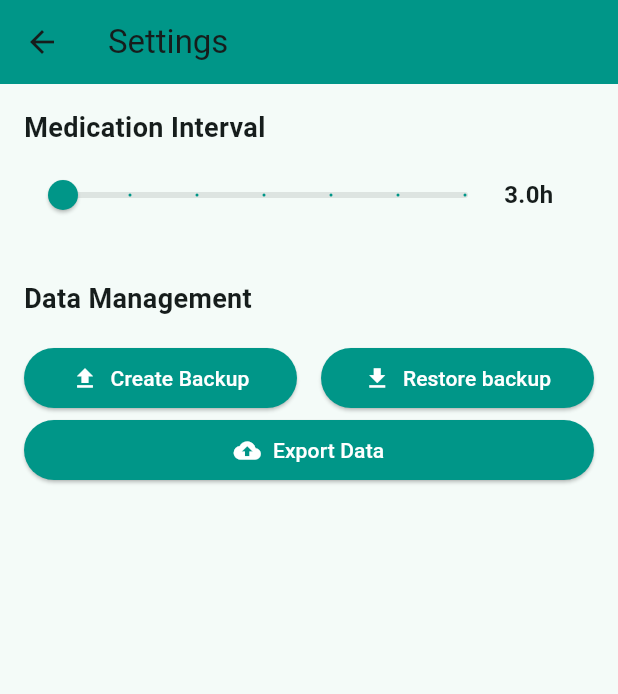
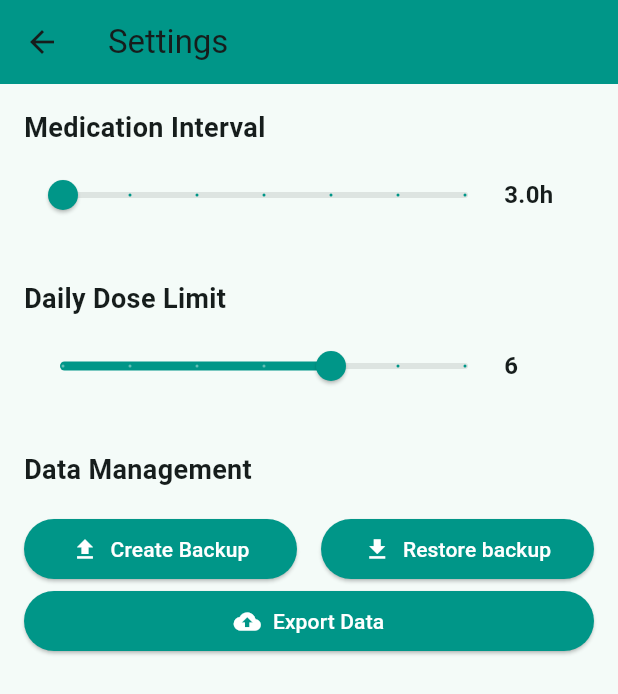
Before and after one commit to dojosgithub/mestinow, a Flutter app: the SettingsPage screen opened directly, on a phone screen of 412 x 824 dp. Shown: the top 694 px of the screen. Run offline on Flutter 3.47's test engine with Material 3 defaults, Android fonts, the phone set to English and light mode, and no system bars; our stand-ins replace file_picker, flutter_local_notifications, google_fonts, objectbox, percent_indicator, qr_flutter and 4 more; accounts and stored records are empty; generated files the repository leaves out were written again.

Commit message:
Fixes #72

```diff
--- a/lib/l10n/app_en.arb
+++ b/lib/l10n/app_en.arb
@@ -7,6 +7,8 @@
     "logDoseNow": "Log Dose Now",
     "tour": "Tour",
     "medicationInterval": "Medication Interval",
+    "dailyDoseLimit": "Daily Dose Limit",
+    "doses": "Doses",
     "lastDoseTime": "Last Dose Time",
     "language": "Language",
     "english": "English",
--- a/lib/l10n/app_es.arb
+++ b/lib/l10n/app_es.arb
@@ -7,6 +7,8 @@
     "logDoseNow": "Registrar Dosis",
     "tour": "Recorrido",
     "medicationInterval": "Intervalo de medicación",
+    "dailyDoseLimit": "Límite de Dosis Diaria",
+    "doses": "Dosis",
     "lastDoseTime": "Hora de la última dosis",
     "language": "Idioma",
     "english": "Inglés",
--- a/lib/pages/settings.dart
+++ b/lib/pages/settings.dart
@@ -20,14 +20,17 @@ class SettingsPage extends StatefulWidget {
 
 class _SettingsPageState extends State<SettingsPage> {
   static const String _intervalKey = 'mestinon_interval_hours';
+  static const String _dailyLimitKey = 'mestinon_daily_limit';
 
   late double _intervalHours;
+  late int _dailyLimit;
   late DatabaseService _db;
   late AppLocalizations l10n;
 
   @override
   void initState() {
     _intervalHours = 3.0;
+    _dailyLimit = 6;
     super.initState();
     _loadSettings();
   }
@@ -42,9 +45,11 @@ class _SettingsPageState extends State<SettingsPage> {
   Future<void> _loadSettings() async {
     final prefs = await SharedPreferences.getInstance();
     final interval = prefs.getDouble(_intervalKey) ?? 3.0;
+    final limit = prefs.getInt(_dailyLimitKey) ?? 6;
 
     setState(() {
       _intervalHours = interval;
+      _dailyLimit = limit;
     });
   }
 
@@ -53,6 +58,14 @@ class _SettingsPageState extends State<SettingsPage> {
     await prefs.setDouble(_intervalKey, hours);
     setState(() {
       _intervalHours = hours;
+    });
+  }
+
+  Future<void> _saveDailyLimit(int limit) async {
+    final prefs = await SharedPreferences.getInstance();
+    await prefs.setInt(_dailyLimitKey, limit);
+    setState(() {
+      _dailyLimit = limit;
     });
   }
 
@@ -272,6 +285,37 @@ class _SettingsPageState extends State<SettingsPage> {
             ),
             const SizedBox(height: 32),
             Text(
+              l10n.dailyDoseLimit,
+              style: const TextStyle(fontSize: 18, fontWeight: FontWeight.bold),
+            ),
+            const SizedBox(height: 8),
+            Row(
+              children: [
+                Expanded(
+                  child: Slider(
+                    value: _dailyLimit.toDouble(),
+                    min: 2,
+                    max: 8,
+                    divisions: 6,
+                    label: '$_dailyLimit ${l10n.doses}',
+                    onChanged: (value) => _saveDailyLimit(value.toInt()),
+                    activeColor: AppColors.primary,
+                  ),
+                ),
+                SizedBox(
+                  width: 60,
+                  child: Text(
+                    '$_dailyLimit',
+                    style: const TextStyle(
+                      fontSize: 16,
+                      fontWeight: FontWeight.bold,
+                    ),
+                  ),
+                ),
+              ],
+            ),
+            const SizedBox(height: 32),
+            Text(
               l10n.dataManagement,
               style: const TextStyle(fontSize: 18, fontWeight: FontWeight.bold),
             ),
```
Also changed, not shown: lib/pages/status.dart (+30 -1 lines), assets/icons/facial.png, 1 other file.
